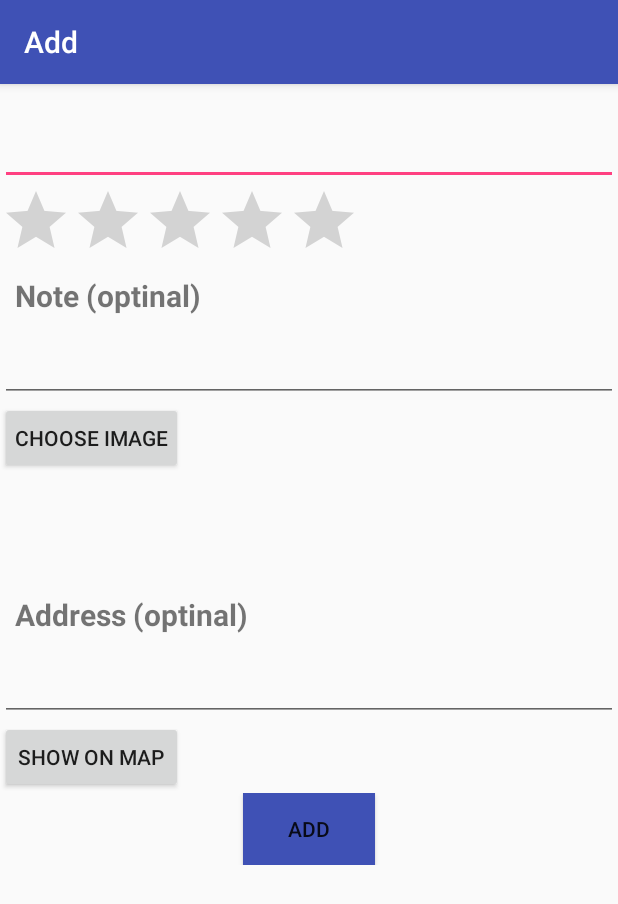
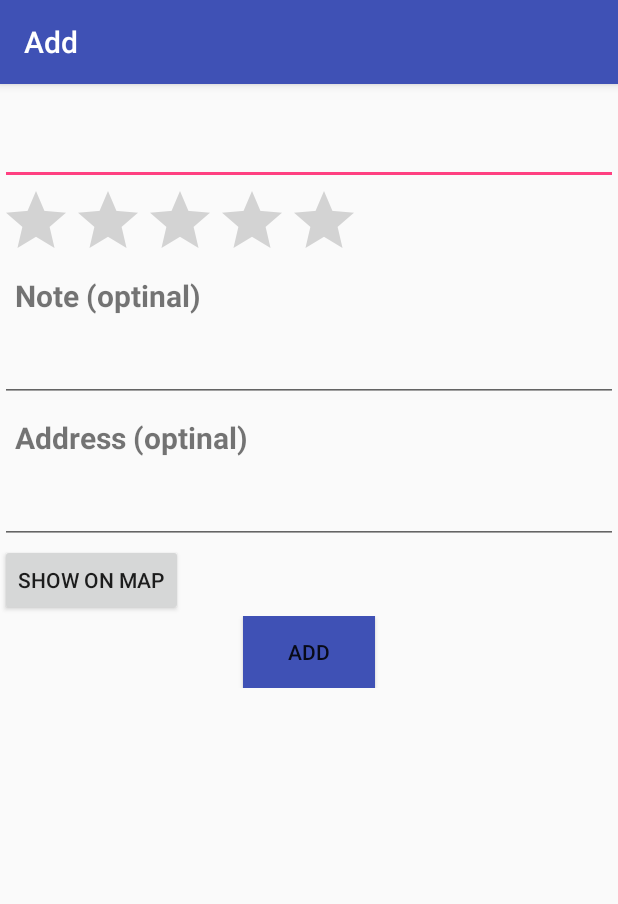
Before and after one commit to AlenKir/CafesApp, an Android app: the AddActivity screen opened directly, with no data from a screen before it, on a phone screen of 412 x 824 dp. Shown: the top 904 px of the screen. Run offline under Robolectric (Android 15) with nearby library versions, the phone set to English and light mode, and no system bars; pictures from the network do not load.

```diff
--- a/app/src/main/AndroidManifest.xml
+++ b/app/src/main/AndroidManifest.xml
@@ -5,8 +5,7 @@
     <uses-permission android:name="android.permission.ACCESS_FINE_LOCATION" />
     <uses-permission
         android:name="android.permission.WRITE_EXTERNAL_STORAGE" />
-    <uses-feature android:name="android.hardware.camera"
-        android:required="true" />
+
     <uses-permission android:name="android.permission.INTERNET"></uses-permission>
 
     <application
--- a/app/src/main/java/com/example/alena_adm/cafesapp/AddActivity.java
+++ b/app/src/main/java/com/example/alena_adm/cafesapp/AddActivity.java
@@ -49,7 +49,7 @@ public class AddActivity extends Activity {
         super.onCreate(savedInstanceState);
         setContentView(R.layout.activity_add);
 
-        mImageView = findViewById(R.id.add_imageview);
+       // mImageView = findViewById(R.id.add_imageview);
 
         mDBHelper = new DatabaseHelper(this);
 
@@ -99,7 +99,7 @@ public class AddActivity extends Activity {
         startActivity(intObj);
     }
 
-    public void onClickCamera(View view) throws IOException {
+/*    public void onClickCamera(View view) throws IOException {
         saveFullImage();
     }
 
@@ -110,9 +110,9 @@ public class AddActivity extends Activity {
         File storageDir = getExternalFilesDir(Environment.DIRECTORY_PICTURES);
         File image = File.createTempFile(
                 imageFileName,  /* prefix */
-                ".jpg",         /* suffix */
-                storageDir      /* directory */
-        );
+               // ".jpg",         /* suffix */
+                //storageDir      /* directory */
+     /*   );
 
         // Save a file: path for use with ACTION_VIEW intents
         mCurrentPhotoPath = image.getAbsolutePath();
@@ -141,5 +141,5 @@ public class AddActivity extends Activity {
             }
         }
     }
-
+*/
 }
--- a/app/src/main/res/layout/activity_add.xml
+++ b/app/src/main/res/layout/activity_add.xml
@@ -52,19 +52,6 @@
         android:textStyle="italic"
         android:id="@+id/add_note"/>
 
-    <Button
-        android:layout_width="wrap_content"
-        android:layout_height="wrap_content"
-        android:padding="10dp"
-        android:text="Choose image"
-        android:onClick="onClickCamera"/>
-
-    <ImageView
-        android:layout_width="match_parent"
-        android:layout_height="70dp"
-        android:layout_gravity="center"
-        android:id="@+id/add_imageview"/>
-
     <TextView
         android:layout_width="match_parent"
         android:layout_height="wrap_content"
```
Also changed, not shown: app/build.gradle (+14 -2 lines), app/src/main/java/com/example/alena_adm/cafesapp/Cafe.java (+40 -18 lines), app/src/main/java/com/example/alena_adm/cafesapp/CafeService.java (deleted, +0 -16 lines), app/src/main/java/com/example/alena_adm/cafesapp/ExampleActivity.java (+2 -47 lines), app/src/main/res/layout/activity_edit.xml (+2 -12 lines).
